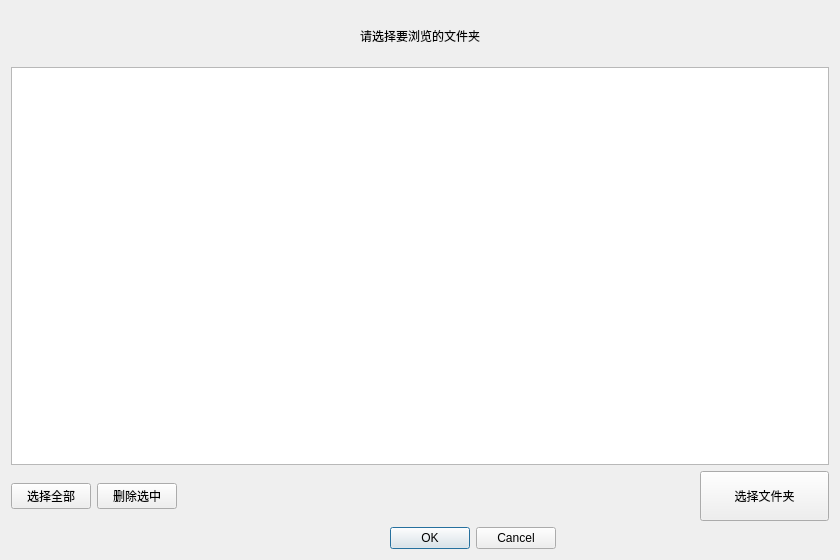
This is src/view/choosedirsdialog.ui in zhichao10086/MusicPlayer as Qt 5 draws it before an edit. The edited form follows.
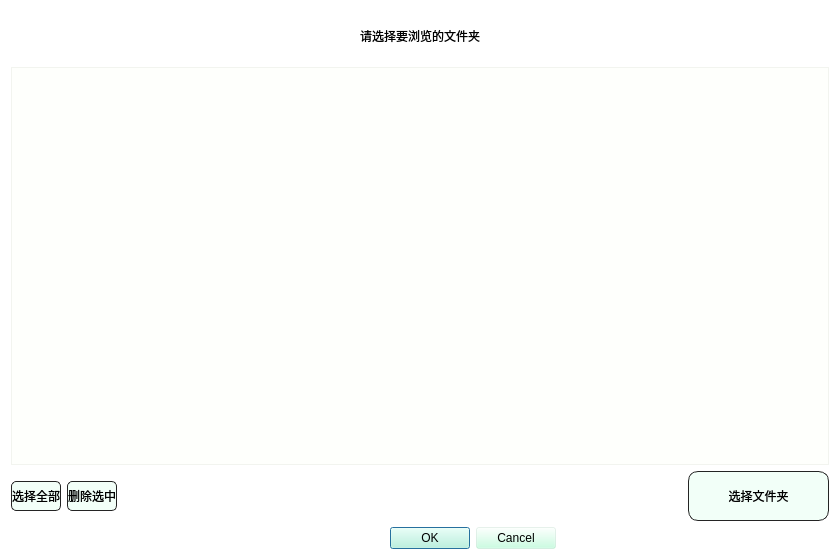
This is the edited form.

What changed in the file:
```diff
--- a/src/view/choosedirsdialog.ui
+++ b/src/view/choosedirsdialog.ui
@@ -14,7 +14,31 @@
    <string>Dialog</string>
   </property>
   <property name="styleSheet">
-   <string notr="true">
+   <string notr="true">QDialog#ChooseDirsDialog{
+background-color: rgb(249, 255, 239,0);
+}
+
+
+QListWidget{
+background-color: rgb(249, 255, 239,50);
+}
+
+
+
+QLabel{
+	font: 9pt &quot;楷体&quot;;
+}
+
+QLineEdit{
+
+	font: 9pt &quot;楷体&quot;;
+	border-color:rgb(61, 181, 255);
+	border-width:2px;
+	border-radius:3px;
+	background-color: rgb(249, 255, 239,100);
+
+}
+
 </string>
   </property>
   <layout class="QVBoxLayout" name="verticalLayout">
@@ -45,6 +69,31 @@
       <layout class="QHBoxLayout" name="horizontalLayout" stretch="0,0,8,2">
        <item>
         <widget class="QPushButton" name="btnSelectAll">
+         <property name="minimumSize">
+          <size>
+           <width>0</width>
+           <height>30</height>
+          </size>
+         </property>
+         <property name="styleSheet">
+          <string notr="true">QPushButton{
+	font: 9pt &quot;楷体&quot;;
+	border:1px solid #242424;
+	border-radius:5px;
+
+	background-color: rgb(189, 255, 219,50);
+
+}
+
+QPushButton:hover{
+	font: 9pt &quot;楷体&quot;;
+	border-color:rgb(61, 181, 255);
+	border-width:2px;
+	border-radius:3px;
+	background-color: rgb(191,191,191,50);
+}
+</string>
+         </property>
          <property name="text">
           <string>选择全部</string>
          </property>
@@ -52,6 +101,31 @@
        </item>
        <item>
         <widget class="QPushButton" name="btnRemoveSelected">
+         <property name="minimumSize">
+          <size>
+           <width>0</width>
+           <height>30</height>
+          </size>
+         </property>
+         <property name="styleSheet">
+          <string notr="true">QPushButton{
+	font: 9pt &quot;楷体&quot;;
+	border:1px solid #242424;
+	border-radius:5px;
+
+	background-color: rgb(189, 255, 219,50);
+
+}
+
+QPushButton:hover{
+	font: 9pt &quot;楷体&quot;;
+	border-color:rgb(61, 181, 255);
+	border-width:2px;
+	border-radius:3px;
+	background-color: rgb(191,191,191,50);
+}
+</string>
+         </property>
          <property name="text">
           <string>删除选中</string>
          </property>
@@ -78,6 +152,25 @@
            <verstretch>0</verstretch>
           </sizepolicy>
          </property>
+         <property name="styleSheet">
+          <string notr="true">QPushButton{
+	font: 9pt &quot;楷体&quot;;
+	border:1px solid #242424;
+	border-radius:10px;
+
+	background-color: rgb(189, 255, 219,50);
+
+}
+
+QPushButton:hover{
+	font: 9pt &quot;楷体&quot;;
+	border-color:rgb(61, 181, 255);
+	border-width:2px;
+	border-radius:3px;
+	background-color: rgb(191,191,191,50);
+}
+</string>
+         </property>
          <property name="text">
           <string>选择文件夹</string>
          </property>
@@ -104,6 +197,28 @@
      </item>
      <item>
       <widget class="QDialogButtonBox" name="buttonBox">
+       <property name="minimumSize">
+        <size>
+         <width>0</width>
+         <height>0</height>
+        </size>
+       </property>
+       <property name="styleSheet">
+        <string notr="true">QPushButton{
+	font: 9pt &quot;楷体&quot;;
+
+
+	background-color: rgb(189, 255, 219,50);
+
+}
+
+QPushButton:hover{
+	font: 9pt &quot;楷体&quot;;
+
+	background-color: rgb(191,191,191,50);
+}
+</string>
+       </property>
        <property name="orientation">
         <enum>Qt::Horizontal</enum>
        </property>
```
